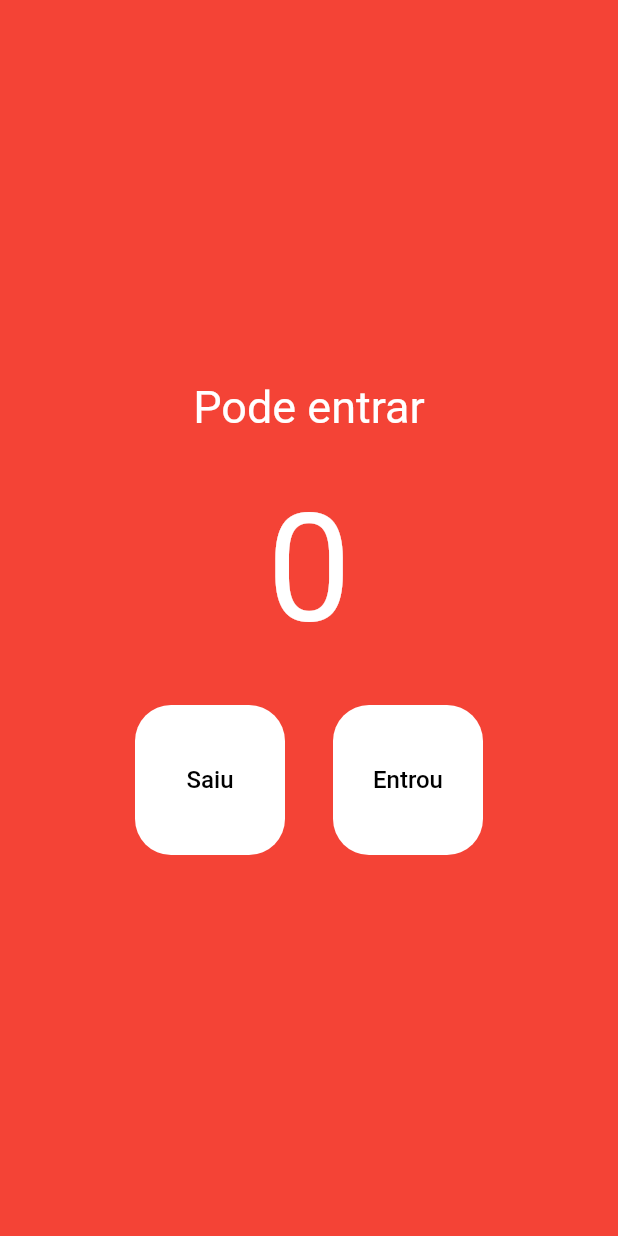
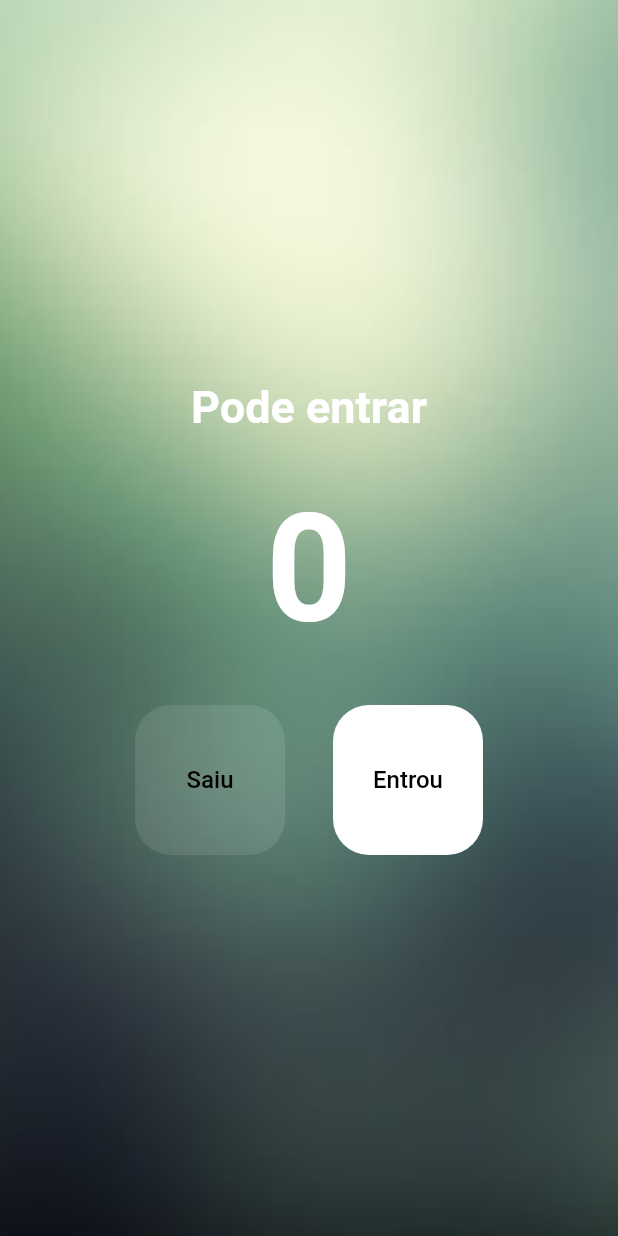
Before and after one commit to jucesargois/contador, a Flutter app: the screen it shows after launch, on a phone screen of 412 x 824 dp. Run offline on Flutter 3.47's test engine with Material 2 defaults, Android fonts, the phone set to English and light mode, and no system bars.

Commit message:
Update main.dart
Inserted new widgets and altereted stateless.

```diff
--- a/lib/main.dart
+++ b/lib/main.dart
@@ -9,44 +9,68 @@ class MyApp extends StatelessWidget {
 
   @override
   Widget build(BuildContext context) {
-    return const MaterialApp(
+    return MaterialApp(
+      debugShowCheckedModeBanner: false,
       home: HomePage(),
     );
   }
 }
 
-class HomePage extends StatelessWidget {
-  const HomePage({Key? key}) : super(key: key);
+class HomePage extends StatefulWidget {
+  HomePage({Key? key}) : super(key: key);
+
+  @override
+  State<HomePage> createState() => _HomePageState();
+}
+
+class _HomePageState extends State<HomePage> {
+  int count = 0;
 
   void decrement() {
-    print(decrement);
+    setState(() {
+      count--;
+      print(count);
+    });
   }
 
   void increment() {
-    print(increment);
+    setState(() {
+      count++;
+      print(count);
+    });
   }
 
+  bool get isEmpty => count == 0;
+  bool get isFull => count == 20;
   @override
   Widget build(BuildContext context) {
     return Scaffold(
       backgroundColor: Colors.red,
-      body: Column(
+      body: Container(
+        decoration: const BoxDecoration(
+          image: DecorationImage(
+              image: AssetImage('assets/images/imagem_contadorapp.jpg'),
+              fit: BoxFit.cover),
+        ),
+        child: Column(
           mainAxisAlignment: MainAxisAlignment.center,
           children: [
-          const Text(
-            'Pode entrar',
-            style: TextStyle(
+             Text(
+              isFull ? 'Lotado' :'Pode entrar',
+              style:const TextStyle(
                 fontSize: 30,
+                fontWeight: FontWeight.w700,
                 color: Colors.white,
               ),
             ),
-          const Padding(
-            padding: EdgeInsets.all(32.0),
+            Padding(
+              padding: const EdgeInsets.all(32.0),
               child: Text(
-              '0',
-              style: TextStyle(
+                count.toString(),
+                style:  TextStyle(
                   fontSize: 100,
-                color: Colors.white,
+                  fontWeight: FontWeight.w700,
+                  color: isFull ?Colors.red : Colors.white,
                 ),
               ),
             ),
@@ -54,9 +78,9 @@ class HomePage extends StatelessWidget {
               mainAxisAlignment: MainAxisAlignment.center,
               children: [
                 TextButton(
-                onPressed: decrement,
+                  onPressed: isEmpty ? null : decrement,
                   style: TextButton.styleFrom(
-                  backgroundColor: Colors.white,
+                    backgroundColor: isEmpty ? Colors.white10:Colors.white,
                     fixedSize: const Size(100, 100),
                     primary: Colors.black,
                     shape: RoundedRectangleBorder(
@@ -72,9 +96,9 @@ class HomePage extends StatelessWidget {
                   width: 32,
                 ),
                 TextButton(
-                onPressed: increment,
+                  onPressed: isFull ? null : increment,
                   style: TextButton.styleFrom(
-                  backgroundColor: Colors.white,
+                    backgroundColor: isFull ? Colors.white10 :Colors.white,
                     fixedSize: const Size(100, 100),
                     primary: Colors.black,
                     shape: RoundedRectangleBorder(
@@ -90,6 +114,7 @@ class HomePage extends StatelessWidget {
             )
           ],
         ),
+      ),
     );
   }
 }
```
Lines whose indentation alone changed are shown as unchanged.
